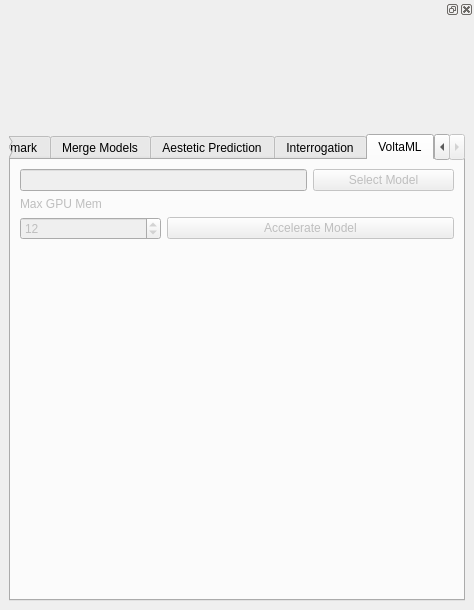
First picture: the form in frontend/ui/img_lab.ui, repository XmYx/ainodes-pyside, before the edit.
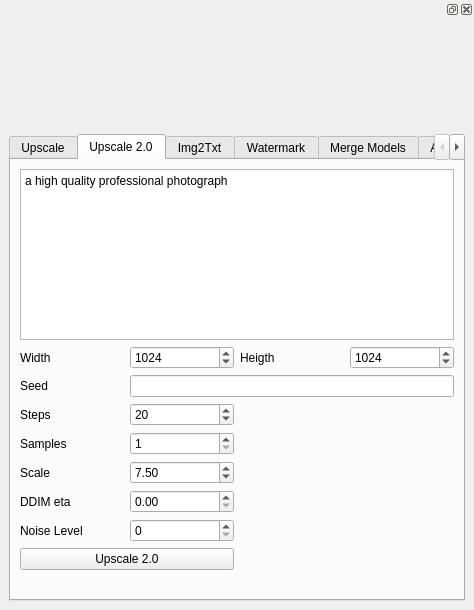
Second picture: the form after the edit.

Commit message: fuck sliders.... its a test, the olde version is still there and can be reactivated, but it feels better tho

```diff
--- a/frontend/ui/img_lab.ui
+++ b/frontend/ui/img_lab.ui
@@ -80,7 +80,7 @@
              <bool>true</bool>
             </property>
             <property name="currentIndex">
-             <number>6</number>
+             <number>1</number>
             </property>
             <widget class="QWidget" name="Upscale">
              <attribute name="title">
@@ -266,6 +266,177 @@
               </item>
              </layout>
             </widget>
+            <widget class="QWidget" name="tab_4">
+             <attribute name="title">
+              <string>Upscale 2.0</string>
+             </attribute>
+             <layout class="QGridLayout" name="gridLayout_7">
+              <item row="6" column="0">
+               <widget class="QLabel" name="label_20">
+                <property name="text">
+                 <string>Scale</string>
+                </property>
+               </widget>
+              </item>
+              <item row="10" column="1">
+               <spacer name="verticalSpacer_8">
+                <property name="orientation">
+                 <enum>Qt::Vertical</enum>
+                </property>
+                <property name="sizeHint" stdset="0">
+                 <size>
+                  <width>20</width>
+                  <height>40</height>
+                 </size>
+                </property>
+               </spacer>
+              </item>
+              <item row="3" column="0">
+               <widget class="QLabel" name="label_19">
+                <property name="text">
+                 <string>Steps</string>
+                </property>
+               </widget>
+              </item>
+              <item row="1" column="1">
+               <widget class="QSpinBox" name="upscale_w">
+                <property name="maximum">
+                 <number>4096</number>
+                </property>
+                <property name="value">
+                 <number>1024</number>
+                </property>
+               </widget>
+              </item>
+              <item row="8" column="0">
+               <widget class="QLabel" name="label_22">
+                <property name="text">
+                 <string>Noise Level</string>
+                </property>
+               </widget>
+              </item>
+              <item row="0" column="0" colspan="4">
+               <widget class="QTextEdit" name="textEdit">
+                <property name="html">
+                 <string>&lt;!DOCTYPE HTML PUBLIC &quot;-//W3C//DTD HTML 4.0//EN&quot; &quot;http://www.w3.org/TR/REC-html40/strict.dtd&quot;&gt;
+&lt;html&gt;&lt;head&gt;&lt;meta name=&quot;qrichtext&quot; content=&quot;1&quot; /&gt;&lt;meta charset=&quot;utf-8&quot; /&gt;&lt;style type=&quot;text/css&quot;&gt;
+p, li { white-space: pre-wrap; }
+hr { height: 1px; border-width: 0; }
+&lt;/style&gt;&lt;/head&gt;&lt;body style=&quot; font-family:'Segoe UI'; font-size:9pt; font-weight:400; font-style:normal;&quot;&gt;
+&lt;p style=&quot; margin-top:0px; margin-bottom:0px; margin-left:0px; margin-right:0px; -qt-block-indent:0; text-indent:0px;&quot;&gt;a high quality professional photograph&lt;/p&gt;&lt;/body&gt;&lt;/html&gt;</string>
+                </property>
+               </widget>
+              </item>
+              <item row="1" column="3">
+               <widget class="QSpinBox" name="upscale_h">
+                <property name="maximum">
+                 <number>4096</number>
+                </property>
+                <property name="value">
+                 <number>1024</number>
+                </property>
+               </widget>
+              </item>
+              <item row="1" column="2">
+               <widget class="QLabel" name="label_16">
+                <property name="text">
+                 <string>Heigth</string>
+                </property>
+               </widget>
+              </item>
+              <item row="4" column="1">
+               <widget class="QSpinBox" name="samples">
+                <property name="minimum">
+                 <number>1</number>
+                </property>
+                <property name="maximum">
+                 <number>100</number>
+                </property>
+                <property name="value">
+                 <number>1</number>
+                </property>
+               </widget>
+              </item>
+              <item row="6" column="1">
+               <widget class="QDoubleSpinBox" name="scale">
+                <property name="maximum">
+                 <double>30.000000000000000</double>
+                </property>
+                <property name="singleStep">
+                 <double>0.100000000000000</double>
+                </property>
+                <property name="value">
+                 <double>7.500000000000000</double>
+                </property>
+               </widget>
+              </item>
+              <item row="8" column="1">
+               <widget class="QSpinBox" name="noise_level">
+                <property name="maximum">
+                 <number>350</number>
+                </property>
+               </widget>
+              </item>
+              <item row="3" column="1">
+               <widget class="QSpinBox" name="steps">
+                <property name="maximum">
+                 <number>250</number>
+                </property>
+                <property name="value">
+                 <number>20</number>
+                </property>
+               </widget>
+              </item>
+              <item row="1" column="0">
+               <widget class="QLabel" name="label_15">
+                <property name="text">
+                 <string>Width</string>
+                </property>
+               </widget>
+              </item>
+              <item row="4" column="0">
+               <widget class="QLabel" name="label_18">
+                <property name="text">
+                 <string>Samples</string>
+                </property>
+               </widget>
+              </item>
+              <item row="2" column="1" colspan="3">
+               <widget class="QLineEdit" name="seed"/>
+              </item>
+              <item row="7" column="1">
+               <widget class="QDoubleSpinBox" name="ddim_eta">
+                <property name="maximum">
+                 <double>1.000000000000000</double>
+                </property>
+                <property name="singleStep">
+                 <double>0.100000000000000</double>
+                </property>
+               </widget>
+              </item>
+              <item row="7" column="0">
+               <widget class="QLabel" name="label_21">
+                <property name="text">
+                 <string>DDIM eta</string>
+                </property>
+               </widget>
+              </item>
+              <item row="2" column="0">
+               <widget class="QLabel" name="label_17">
+                <property name="text">
+                 <string>Seed</string>
+                </property>
+               </widget>
+              </item>
+              <item row="9" column="0" colspan="2">
+               <widget class="QPushButton" name="upscale_20">
+                <property name="text">
+                 <string>Upscale 2.0</string>
+                </property>
+               </widget>
+              </item>
+             </layout>
+            </widget>
             <widget class="QWidget" name="imgToTxt">
              <attribute name="title">
               <string>Img2Txt</string>
```
The commit also changes 3 other files.
